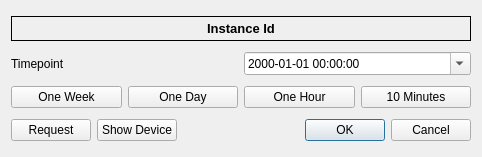
European-XFEL/Karabo, file src/pythonGui/karabogui/dialogs/ui/conftime.ui: the form before one commit.
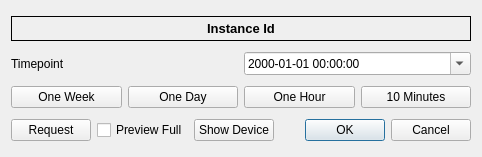
The form after the commit.

Commit message:
GUI: Provide a configuration preview for configuration from past and name
Include group meeting nitpicks

Preview Conifugration from Past

The edit to the form file:
```diff
--- a/src/pythonGui/karabogui/dialogs/ui/conftime.ui
+++ b/src/pythonGui/karabogui/dialogs/ui/conftime.ui
@@ -111,6 +111,13 @@
        </property>
       </widget>
      </item>
+     <item>
+      <widget class="QCheckBox" name="ui_preview">
+       <property name="text">
+        <string>Preview Full</string>
+       </property>
+      </widget>
+     </item>
      <item>
       <widget class="QPushButton" name="ui_show_device">
        <property name="text">
```
The commit also changes 8 other files.
